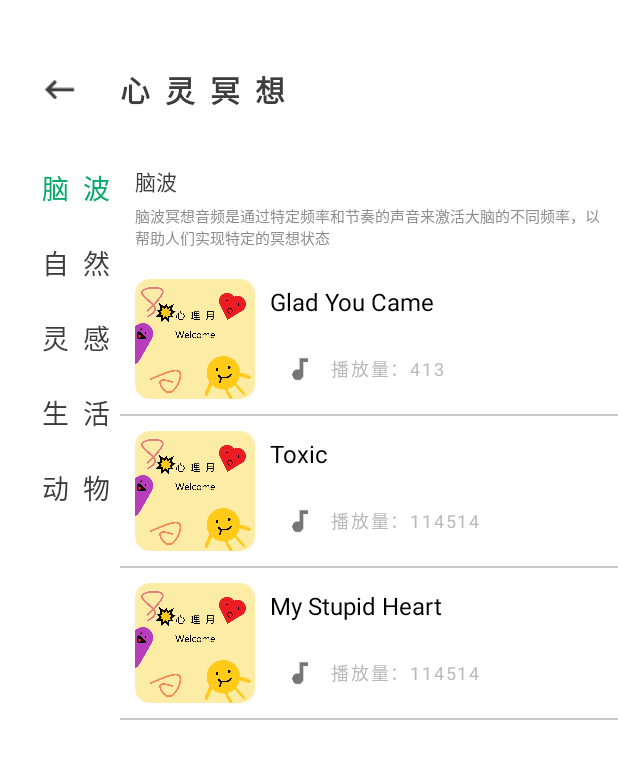
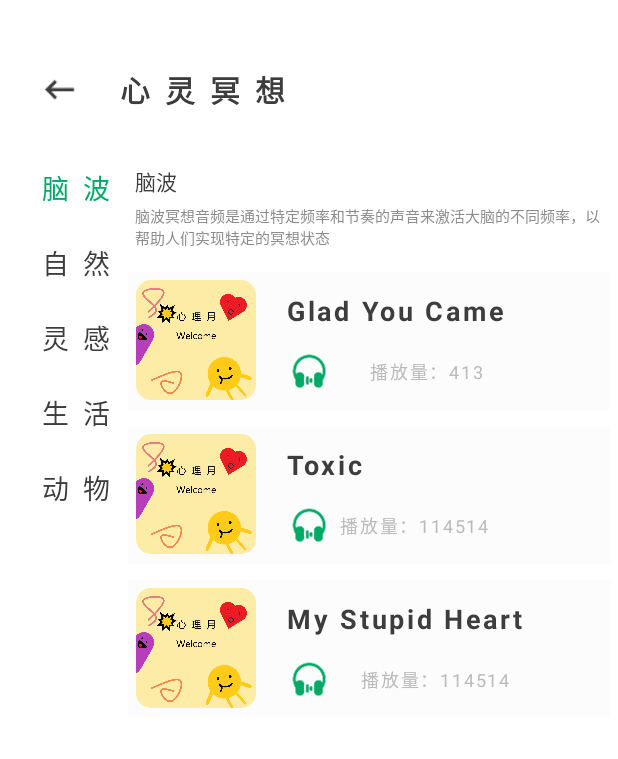
Before and after one commit to Tiriod/Mental, an Android app: the MeditationActivity screen opened directly, with no data from a screen before it, on a phone screen of 412 x 824 dp. Shown: the top 759 px of the screen. Run offline under Robolectric (Android 15) with nearby library versions, the light colour scheme and no system bars.

Commit message:
更新UI,部分数据来源方式转换为API请求方式

```diff
--- a/app/src/main/res/layout/item_audiocard.xml
+++ b/app/src/main/res/layout/item_audiocard.xml
@@ -8,51 +8,59 @@
     <LinearLayout
         android:layout_width="match_parent"
         android:layout_height="wrap_content"
-        android:layout_margin="10dp">
+        android:layout_margin="5dp"
+        android:background="@color/white">
+
         <androidx.cardview.widget.CardView
             android:layout_width="wrap_content"
             android:layout_height="wrap_content"
+            android:layout_margin="5dp"
             app:cardCornerRadius="10dp"
-            app:cardElevation="0dp" >
+            app:cardElevation="0dp">
+
             <ImageView
                 android:id="@+id/card_audioCard_audioImage"
                 android:layout_width="80dp"
-                android:layout_height="80dp"/>
+                android:layout_height="80dp" />
         </androidx.cardview.widget.CardView>
 
 
         <LinearLayout
             android:layout_width="wrap_content"
             android:layout_height="wrap_content"
-            android:orientation="vertical"
-            android:layout_marginStart="10dp">
+            android:layout_marginStart="10dp"
+            android:layout_marginTop="5dp"
+            android:layout_marginBottom="5dp"
+            android:orientation="vertical">
 
             <TextView
                 android:id="@+id/card_audioCard_audioName"
                 android:layout_width="match_parent"
                 android:layout_height="30dp"
+                android:layout_margin="5dp"
                 android:gravity="center_vertical"
+                android:letterSpacing="0.1"
                 android:text="音频名称"
-                android:textColor="@android:color/black"
-                android:textSize="16sp" />
+                android:textColor="@color/black"
+                android:textStyle="bold"
+                android:textSize="18sp" />
 
             <LinearLayout
                 android:layout_width="match_parent"
-                android:layout_height="40dp"
-                android:layout_marginTop="10dp">
+                android:layout_height="wrap_content">
 
                 <ImageView
                     android:layout_width="30dp"
                     android:layout_height="30dp"
                     android:layout_margin="5dp"
-                    android:background="@drawable/icon_audio" />
+                    android:background="@drawable/icon_earphone" />
 
                 <TextView
                     android:id="@+id/card_audioCard_playCount"
                     android:layout_width="match_parent"
                     android:layout_height="30dp"
+                    android:layout_gravity="center_vertical"
                     android:gravity="center"
-                    android:layout_gravity="center_vertical"
                     android:letterSpacing="0.1"
                     android:text="播放量："
                     android:textColor="@color/grey"
@@ -60,11 +68,6 @@
             </LinearLayout>
         </LinearLayout>
     </LinearLayout>
-    <FrameLayout
-        android:layout_width="match_parent"
-        android:layout_height="1dp"
-        android:background="@color/light_grey">
-    </FrameLayout>
 
 
 </LinearLayout>
```
